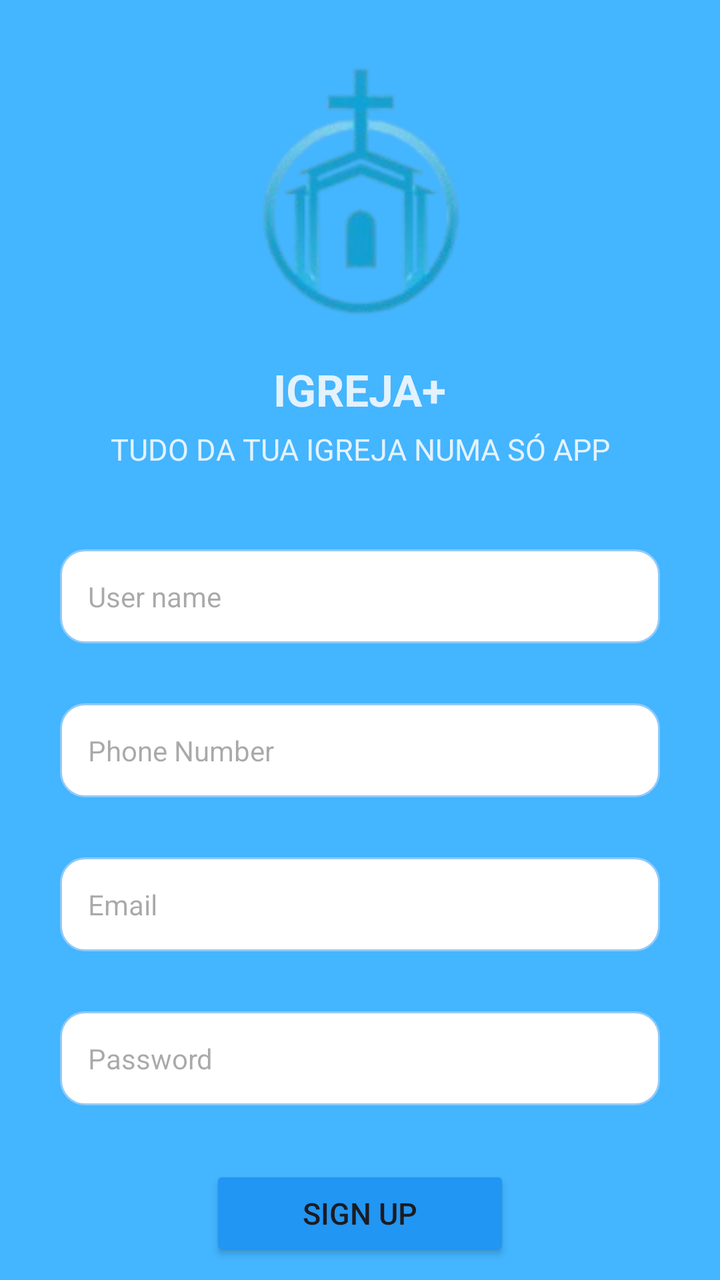
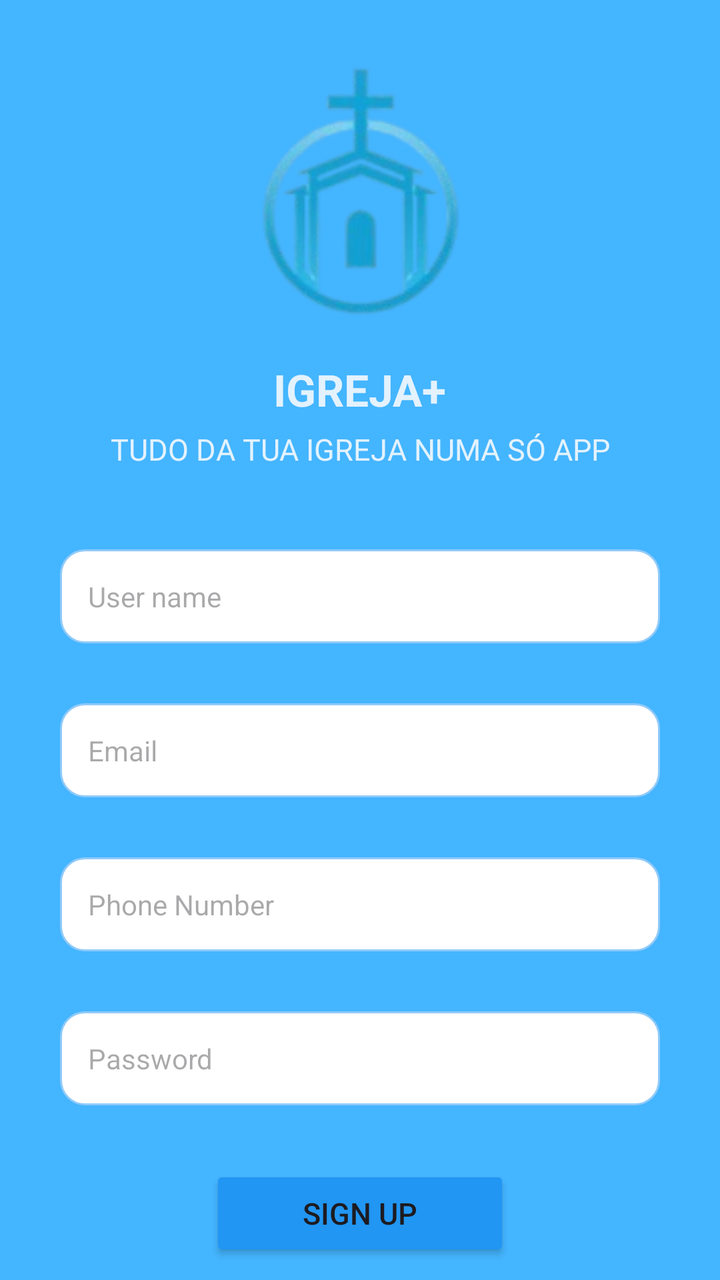

The first picture is an Android layout as it rendered before a commit; the second is the same layout after the commit. The layout source and the unified diff follow.
<!-- AndroidManifest.xml: application theme Theme.Igrejas -->
<!-- res/layout/activity_sign_up.xml -->
<?xml version="1.0" encoding="utf-8"?>
<androidx.constraintlayout.widget.ConstraintLayout xmlns:android="http://schemas.android.com/apk/res/android"
    xmlns:app="http://schemas.android.com/apk/res-auto"
    xmlns:tools="http://schemas.android.com/tools"
    android:id="@+id/main"
    android:layout_width="match_parent"
    android:layout_height="match_parent"
    android:background="@color/baby_blue"
    tools:context=".SignUp">

    <ImageView
        android:id="@+id/imageViewLogo"
        android:layout_width="wrap_content"
        android:layout_height="wrap_content"
        android:layout_marginTop="20dp"
        android:scaleType="fitCenter"
        app:layout_constraintEnd_toEndOf="parent"
        app:layout_constraintHorizontal_bias="0.497"
        app:layout_constraintStart_toStartOf="parent"
        app:layout_constraintTop_toTopOf="parent"
        app:srcCompat="@drawable/logoigreja" />

    <TextView
        android:id="@+id/textViewIntroFraseUm"
        android:layout_width="wrap_content"
        android:layout_height="wrap_content"
        android:text="@string/igreja"
        android:layout_marginTop="12dp"
        android:textSize="22sp"
        android:textAlignment="center"
        android:textStyle="bold"
        android:textAllCaps="true"
        android:textColor="@color/blue_light"
        app:layout_constraintEnd_toEndOf="parent"
        app:layout_constraintStart_toStartOf="parent"
        app:layout_constraintTop_toBottomOf="@+id/imageViewLogo"/>

    <TextView
        android:id="@+id/textViewFraseDois"
        android:layout_width="wrap_content"
        android:layout_height="wrap_content"
        android:text="@string/slogan"
        app:layout_constraintTop_toBottomOf="@+id/textViewIntroFraseUm"
        app:layout_constraintEnd_toEndOf="parent"
        app:layout_constraintStart_toStartOf="parent"
        android:layout_marginTop="5dp"
        android:textSize="15sp"
        android:textAllCaps="true"
        android:textAlignment="center"
        android:textColor="@color/blue_light"

        />

    <LinearLayout
        android:id="@+id/login_input"
        android:layout_width="match_parent"
        android:layout_height="wrap_content"
        android:layout_marginStart="30dp"
        android:layout_marginTop="10dp"
        android:layout_marginEnd="30dp"
        android:gravity="center"
        android:orientation="vertical"
        app:layout_constraintEnd_toEndOf="parent"
        app:layout_constraintHorizontal_bias="0.0"
        app:layout_constraintStart_toStartOf="parent"
        app:layout_constraintTop_toBottomOf="@+id/textViewFraseDois">

        <EditText
            android:id="@+id/editTextUserName"
            android:layout_width="match_parent"
            android:layout_height="wrap_content"
            android:layout_marginTop="30dp"
            android:background="@drawable/edittext_bg"
            android:drawablePadding="16dp"
            android:ems="10"
            android:hint="User name"
            android:inputType="textPersonName"
            android:padding="14sp"
            android:textSize="14sp" />

        <EditText
            android:id="@+id/editTextNumber"
            android:layout_width="match_parent"
            android:layout_height="wrap_content"
            android:layout_marginTop="30dp"
            android:background="@drawable/edittext_bg"
            android:drawablePadding="16dp"
            android:ems="10"
            android:hint="Phone Number"
            android:inputType="number"
            android:padding="14sp"
            android:textSize="14sp" />

        <EditText
            android:id="@+id/editTextEmailAddress"
            android:layout_width="match_parent"
            android:layout_height="wrap_content"
            android:layout_marginTop="30dp"
            android:background="@drawable/edittext_bg"
            android:drawablePadding="16dp"
            android:ems="10"
            android:hint="@string/email"
            android:inputType="textEmailAddress"
            android:padding="14sp"
            android:textSize="14sp" />

        <EditText
            android:id="@+id/EditText"
            android:layout_width="match_parent"
            android:layout_height="wrap_content"
            android:layout_marginTop="30dp"
            android:background="@drawable/edittext_bg"
            android:drawablePadding="16dp"
            android:ems="10"
            android:hint="@string/password"
            android:inputType="textPassword"
            android:padding="14sp"
            android:textSize="14sp" />

        <Button
            android:id="@+id/buttonSignup"
            android:layout_width="150dp"
            android:layout_height="wrap_content"
            android:layout_marginTop="30dp"
            android:backgroundTint="#2196F3"
            android:textSize="15sp"
            android:text="@string/sign_up" />

        <TextView
            android:id="@+id/textViewJaTenho"
            android:layout_width="match_parent"
            android:layout_height="37dp"
            android:layout_marginTop="30dp"
            android:text="@string/voltar_login"
            android:textAlignment="center"
            android:textColor="@color/white"
            android:textSize="15sp"
            tools:ignore="OnClick" />

    </LinearLayout>
</androidx.constraintlayout.widget.ConstraintLayout>
<!-- resources referenced by this layout -->
<resources>
  <color name="baby_blue">#44B5FF</color>
  <color name="blue_light">#E3F2FD</color>
  <color name="white">#FFFFFFFF</color>
  <!-- drawable edittext_bg (drawable) -->
  <?xml version="1.0" encoding="utf-8"?>
  <shape xmlns:android="http://schemas.android.com/apk/res/android">
      <solid android:color="#FFFFFF"/>
      <corners android:radius="12dp"/>
      <stroke
          android:width="1dp"
          android:color="#90CAF9"/>
  </shape>
  <!-- drawable logoigreja: png bitmap (drawable, 17156 bytes) -->
  <string name="email">Email</string>
  <string name="igreja">Igreja+</string>
  <string name="password">Password</string>
  <string name="sign_up">Sign Up</string>
  <string name="slogan">Tudo da tua igreja numa só app</string>
  <string name="voltar_login">Já tens conta? Faz Login</string>
  <style name="Theme.Igrejas" parent="Base.Theme.Igrejas" />
  <style name="Base.Theme.Igrejas" parent="Theme.Material3.DayNight.NoActionBar">
          
          
      </style>
</resources>

<!-- the commit's change to res/layout/activity_sign_up.xml (unified diff, before → after) -->
@@ -79,19 +79,6 @@
             android:textSize="14sp" />
 
         <EditText
-            android:id="@+id/editTextNumber"
-            android:layout_width="match_parent"
-            android:layout_height="wrap_content"
-            android:layout_marginTop="30dp"
-            android:background="@drawable/edittext_bg"
-            android:drawablePadding="16dp"
-            android:ems="10"
-            android:hint="Phone Number"
-            android:inputType="number"
-            android:padding="14sp"
-            android:textSize="14sp" />
-
-        <EditText
             android:id="@+id/editTextEmailAddress"
             android:layout_width="match_parent"
             android:layout_height="wrap_content"
@@ -105,7 +92,22 @@
             android:textSize="14sp" />
 
         <EditText
-            android:id="@+id/EditText"
+            android:id="@+id/editTextNumber"
+            android:layout_width="match_parent"
+            android:layout_height="wrap_content"
+            android:layout_marginTop="30dp"
+            android:background="@drawable/edittext_bg"
+            android:drawablePadding="16dp"
+            android:ems="10"
+            android:hint="Phone Number"
+            android:inputType="number"
+            android:padding="14sp"
+            android:textSize="14sp"  />
+
+
+
+        <EditText
+            android:id="@+id/editTextPass"
             android:layout_width="match_parent"
             android:layout_height="wrap_content"
             android:layout_marginTop="30dp"
@@ -127,6 +129,13 @@
             android:text="@string/sign_up" />
 
         <TextView
+            android:id="@+id/txtRespostaSign"
+            android:layout_width="match_parent"
+            android:layout_height="wrap_content"
+            android:layout_marginTop="16dp"
+            android:text="" />
+
+        <TextView
             android:id="@+id/textViewJaTenho"
             android:layout_width="match_parent"
             android:layout_height="37dp"
